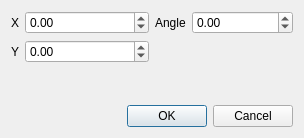
Old version of the form template/uic/dialogs/transform.ui in the repository panzergame/dxfplotter.
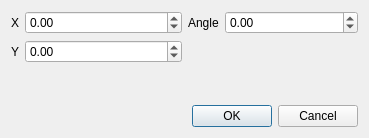
New version of the form.

Diff of the .ui file:
```diff
--- a/template/uic/dialogs/transform.ui
+++ b/template/uic/dialogs/transform.ui
@@ -6,7 +6,7 @@
    <rect>
     <x>0</x>
     <y>0</y>
-    <width>304</width>
+    <width>369</width>
     <height>138</height>
    </rect>
   </property>
```
